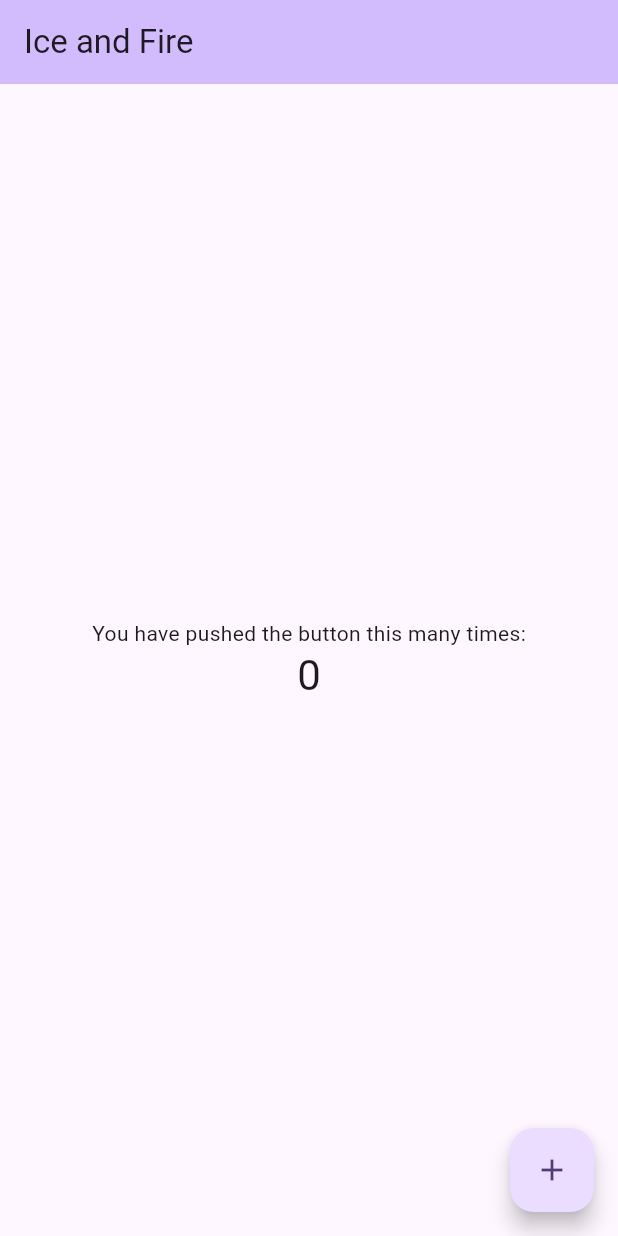
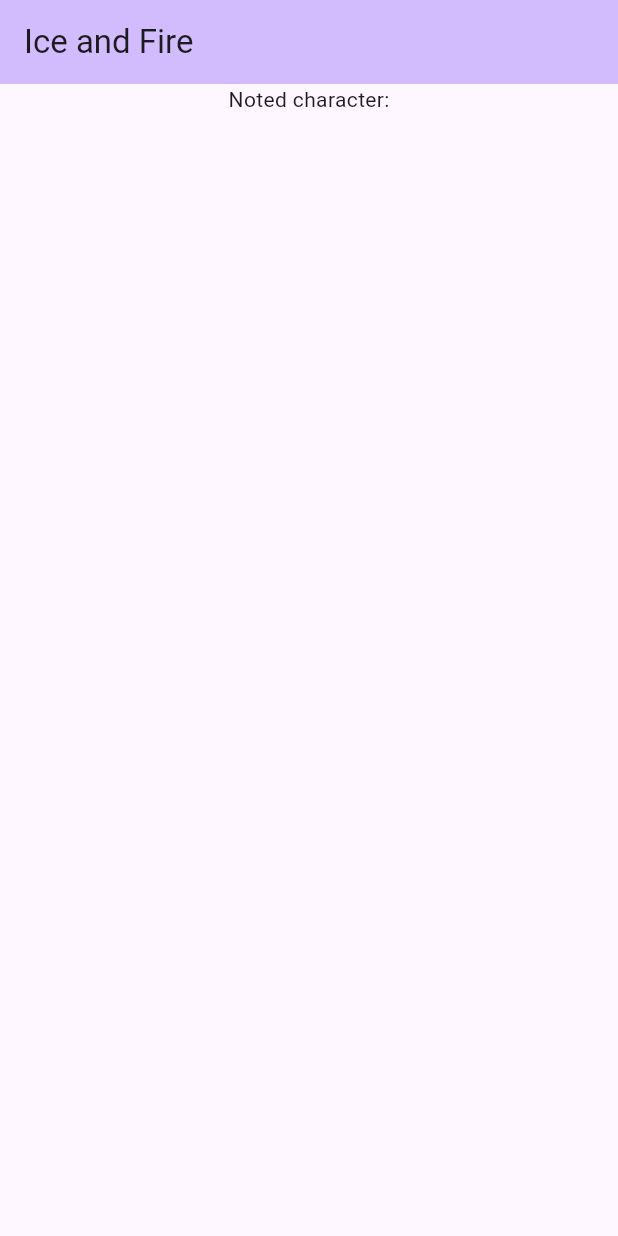
Before and after one commit to CyberDano/ice_and_fire, a Flutter app: the screen it shows after launch, on a phone screen of 412 x 824 dp. Run offline on Flutter 3.47's test engine with Material 3 defaults, Android fonts, the phone set to English and light mode, and no system bars; network calls fail.

Commit message:
noted character

```diff
--- /dev/null
+++ b/lib/character.dart
@@ -0,0 +1,53 @@
+class Character {
+  final String name;
+  final String gender;
+  final String culture;
+  final String born;
+  final String died;
+  final List<String> titles;
+  final List<String> aliases;
+  final String father;
+  final String mother;
+  final String spouse;
+  final List<String> allegiances;
+  final List<String> books;
+  final List<String> povBooks;
+  final List<String> tvSeries;
+  final List<String> playedBy;
+
+  const Character(
+      {required this.name,
+      required this.gender,
+      required this.culture,
+      required this.born,
+      required this.died,
+      required this.titles,
+      required this.aliases,
+      required this.father,
+      required this.mother,
+      required this.spouse,
+      required this.allegiances,
+      required this.books,
+      required this.povBooks,
+      required this.tvSeries,
+      required this.playedBy});
+
+  factory Character.fromJson(Map<String, dynamic> json) {
+    return Character(
+        name: json['name'] as String,
+        gender: json['gender'] as String,
+        culture: json['culture'] as String,
+        born: json['born'] as String,
+        died: json['died'] as String,
+        titles: json['titles'] as List<String>,
+        aliases: json['aliases'] as List<String>,
+        father: json['father'] as String,
+        mother: json['mother'] as String,
+        spouse: json['spouse'] as String,
+        allegiances: json['allegiances'] as List<String>,
+        books: json['books'] as List<String>,
+        povBooks: json['povBooks'] as List<String>,
+        tvSeries: json['tvSeries'] as List<String>,
+        playedBy: json['playedBy'] as List<String>);
+  }
+}
--- a/lib/main.dart
+++ b/lib/main.dart
@@ -1,4 +1,8 @@
+import 'dart:convert';
 import 'package:flutter/material.dart';
+import 'package:http/http.dart' as http;
+import 'dart:math';
+import 'package:ice_and_fire/character.dart';
 
 void main() {
   runApp(const MyApp());
@@ -6,28 +10,11 @@ void main() {
 
 class MyApp extends StatelessWidget {
   const MyApp({super.key});
-
-  // This widget is the root of your application.
   @override
   Widget build(BuildContext context) {
     return MaterialApp(
       title: 'Ice and Fire app',
       theme: ThemeData(
-        // This is the theme of your application.
-        //
-        // TRY THIS: Try running your application with "flutter run". You'll see
-        // the application has a purple toolbar. Then, without quitting the app,
-        // try changing the seedColor in the colorScheme below to Colors.green
-        // and then invoke "hot reload" (save your changes or press the "hot
-        // reload" button in a Flutter-supported IDE, or press "r" if you used
-        // the command line to start the app).
-        //
-        // Notice that the counter didn't reset back to zero; the application
-        // state is not lost during the reload. To reset the state, use hot
-        // restart instead.
-        //
-        // This works for code too, not just values: Most code changes can be
-        // tested with just a hot reload.
         colorScheme: ColorScheme.fromSeed(seedColor: Colors.deepPurple),
         useMaterial3: true,
       ),
@@ -38,34 +25,37 @@ class MyApp extends StatelessWidget {
 
 class MyHomePage extends StatefulWidget {
   const MyHomePage({super.key, required this.title});
-
-  // This widget is the home page of your application. It is stateful, meaning
-  // that it has a State object (defined below) that contains fields that affect
-  // how it looks.
-
-  // This class is the configuration for the state. It holds the values (in this
-  // case the title) provided by the parent (in this case the App widget) and
-  // used by the build method of the State. Fields in a Widget subclass are
-  // always marked "final".
-
   final String title;
-
   @override
   State<MyHomePage> createState() => _MyHomePageState();
 }
 
 class _MyHomePageState extends State<MyHomePage> {
-  int _counter = 0;
+  int radInt = (Random().nextInt(2135) + 1);
+  String notedText = "";
 
-  void _incrementCounter() {
-    setState(() {
-      // This call to setState tells the Flutter framework that something has
-      // changed in this State, which causes it to rerun the build method below
-      // so that the display can reflect the updated values. If we changed
-      // _counter without calling setState(), then the build method would not be
-      // called again, and so nothing would appear to happen.
-      _counter++;
-    });
+  @override
+  void initState() {
+    RandomCharacter();
+    super.initState();
+  }
+
+  // ignore: non_constant_identifier_names
+  void RandomCharacter() async {
+    int random = new Random().nextInt(2135) + 1;
+    final url =
+        Uri.parse("https://anapioficeandfire.com/api/characters/$random");
+    final response = await http.get(url);
+    if (response.statusCode == 200) {
+      final json = response.body;
+      Character noted = Character.fromJson(jsonDecode(json));
+      notedText = noted.name;
+      if (noted.aliases.isNotEmpty) notedText += noted.aliases[0];
+      notedText += ", who is a ${noted.gender},\n from ${noted.born}";
+    } else {
+      notedText = "Error al cargar.";
+    }
+    setState(() {}); // Actualiza la Interfaz de Usuario
   }
 
   @override
@@ -75,28 +65,10 @@ class _MyHomePageState extends State<MyHomePage> {
         backgroundColor: Theme.of(context).colorScheme.inversePrimary,
         title: Text(widget.title),
       ),
-      body: Center(
-        child: Column(
-          // TRY THIS: Invoke "debug painting" (choose the "Toggle Debug Paint"
-          // action in the IDE, or press "p" in the console), to see the
-          // wireframe for each widget.
-          mainAxisAlignment: MainAxisAlignment.center,
-          children: <Widget>[
-            const Text(
-              'You have pushed the button this many times:',
-            ),
-            Text(
-              '$_counter',
-              style: Theme.of(context).textTheme.headlineMedium,
-            ),
-          ],
-        ),
-      ),
-      floatingActionButton: FloatingActionButton(
-        onPressed: _incrementCounter,
-        tooltip: 'Increment',
-        child: const Icon(Icons.add),
-      ),
+      body: const Center(
+          child: Column(children: [
+        Text("Noted character:"),
+      ])),
     );
   }
 }
--- a/pubspec.yaml
+++ b/pubspec.yaml
@@ -35,6 +35,7 @@ dependencies:
   # The following adds the Cupertino Icons font to your application.
   # Use with the CupertinoIcons class for iOS style icons.
   cupertino_icons: ^1.0.8
+  http: ^1.2.2
 
 dev_dependencies:
   flutter_test:
```
Also changed, not shown: pubspec.lock.
